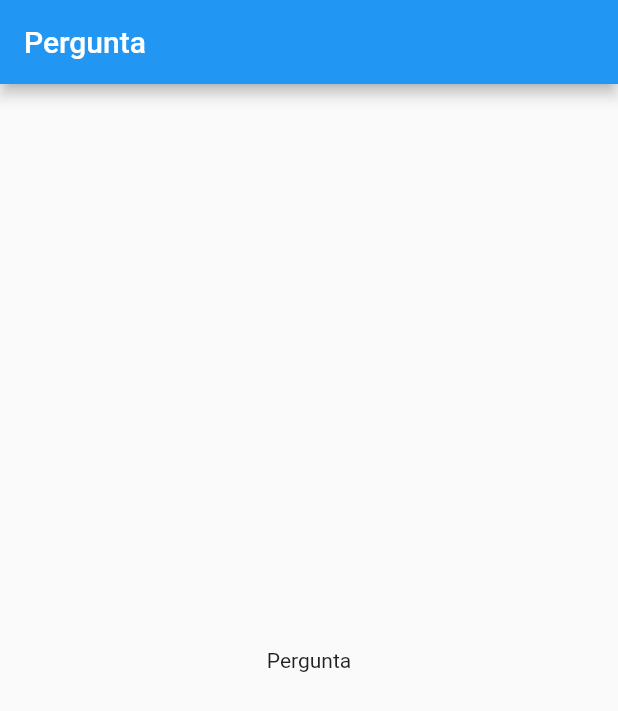
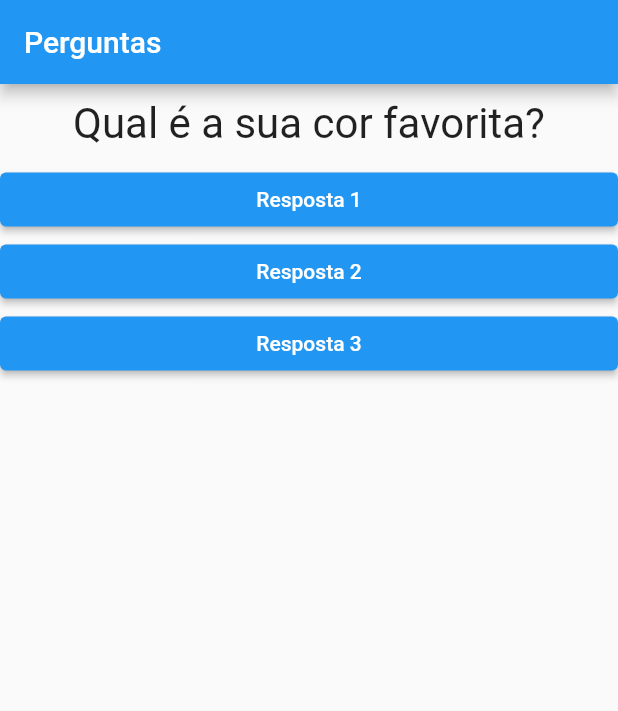
Before and after one commit to germanolira/flutter_cod3r, a Flutter app: the screen it shows after launch, on a phone screen of 412 x 824 dp. Shown: the top 711 px of the screen. Run offline on Flutter 3.47's test engine with Material 2 defaults, Android fonts, the phone set to English and light mode, and no system bars; statements that could not run were skipped.

Commit message:
projeto perguntas

```diff
--- a/curso_flutter/projeto_perguntas/lib/main.dart
+++ b/curso_flutter/projeto_perguntas/lib/main.dart
@@ -1,20 +1,69 @@
 import 'package:flutter/material.dart';
+import './questao.dart';
+import './resposta.dart';
+
+// Questao(perguntas[_perguntaSelecionada]['texto'].toString()),
+/*
+for (String textoResp in perguntas[_perguntaSelecionada].cast()['respostas']) {
+      respostas.add(Resposta(textoResp, _responder));
+    }
+*/
 
 void main() {
   runApp(PerguntaApp());
 }
 
-class PerguntaApp extends StatelessWidget {
+class PerguntaAppState extends State<PerguntaApp> {
+  var _perguntaSelecionada = 0;
+
+  void _responder() {
+    setState(() {
+      _perguntaSelecionada++;
+    });
+  }
+
   @override
   Widget build(BuildContext context) {
+    final List<Map<String, Object>> perguntas = [
+      {
+        'texto': 'Qual é a sua cor favorita?',
+        'respostas': ['Preto', 'Vermelho', 'Verde', 'Branco'],
+      },
+      {
+        'texto': 'Qual é o seu animal favorito?',
+        'respostas': ['Coelho', 'Cobra', 'Elefante', 'Leão'],
+      },
+      {
+        'texto': 'Qual é o seu instrutor favorito?',
+        'respostas': ['Maria', 'João', 'Leo', 'Pedro'],
+      }
+    ];
+
+    for (String textoResp
+        in perguntas[_perguntaSelecionada].cast()['respostas']) {
+      respostas.add(Resposta(textoResp, _responder));
+    }
+
     return MaterialApp(
       home: Scaffold(
         appBar: AppBar(
-          title: Text('Pergunta'),
+          title: Text('Perguntas'),
         ),
-        body: Center(
-          child: Text('Pergunta')),
+        body: Column(
+          children: [
+            Questao(perguntas[_perguntaSelecionada]['texto'].toString()),
+            Resposta('Resposta 1', _responder),
+            Resposta('Resposta 2', _responder),
+            Resposta('Resposta 3', _responder),
+          ],
         ),
-      );
+      ),
+    );
   }
 }
+
+class PerguntaApp extends StatefulWidget {
+  PerguntaAppState createState() {
+    return new PerguntaAppState();
+  }
+}
--- /dev/null
+++ b/curso_flutter/projeto_perguntas/lib/questao.dart
@@ -0,0 +1,21 @@
+import 'package:flutter/material.dart';
+
+class Questao extends StatelessWidget {
+  final String texto;
+  Questao(this.texto);
+
+  @override
+  Widget build(BuildContext context) {
+    return Container(
+      child: Container(
+        width: double.infinity,
+        margin: EdgeInsets.all(10),
+        child: Text(
+          texto,
+          style: TextStyle(fontSize: 28),
+          textAlign: TextAlign.center,
+        ),
+      ),
+    );
+  }
+}
--- /dev/null
+++ b/curso_flutter/projeto_perguntas/lib/resposta.dart
@@ -0,0 +1,19 @@
+import 'package:flutter/material.dart';
+
+class Resposta extends StatelessWidget {
+  final String texto;
+  final void Function() quandoSelecionado;
+
+  Resposta(this.texto, this.quandoSelecionado);
+
+  @override
+  Widget build(BuildContext context) {
+    return Container(
+      width: double.infinity,
+      child: ElevatedButton(
+        child: Text(texto),
+        onPressed: quandoSelecionado,
+      ),
+    );
+  }
+}
```
